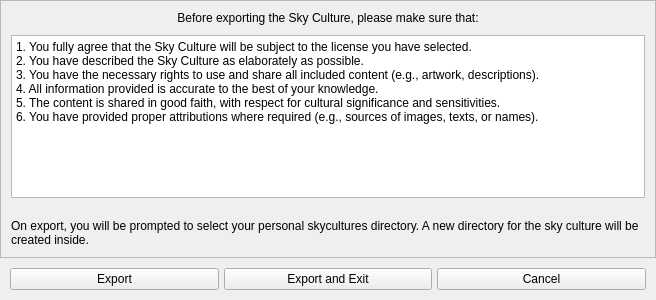
Qt form plugins/SkyCultureMaker/src/gui/scmSkyCultureExportDialog.ui (Stellarium/stellarium) before a commit.
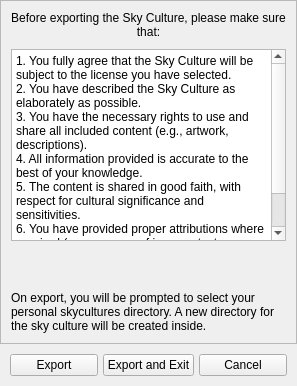
The same form after that commit. Custom widgets are drawn as their Qt base class.

The edit to the form file:
```diff
--- a/plugins/SkyCultureMaker/src/gui/scmSkyCultureExportDialog.ui
+++ b/plugins/SkyCultureMaker/src/gui/scmSkyCultureExportDialog.ui
@@ -2,32 +2,12 @@
 <ui version="4.0">
  <class>scmSkyCultureExportDialog</class>
  <widget class="QWidget" name="scmSkyCultureExportDialog">
-  <property name="geometry">
-   <rect>
-    <x>0</x>
-    <y>0</y>
-    <width>656</width>
-    <height>300</height>
-   </rect>
-  </property>
   <property name="sizePolicy">
    <sizepolicy hsizetype="Preferred" vsizetype="Preferred">
     <horstretch>0</horstretch>
     <verstretch>0</verstretch>
    </sizepolicy>
   </property>
-  <property name="minimumSize">
-   <size>
-    <width>400</width>
-    <height>250</height>
-   </size>
-  </property>
-  <property name="maximumSize">
-   <size>
-    <width>1000000</width>
-    <height>999999</height>
-   </size>
-  </property>
   <property name="styleSheet">
    <string notr="true"/>
   </property>
```
